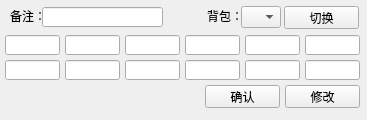
This is code/seer_lander_ui_free_pack.ui in GimTT/PyQt5_seer_lander as Qt 5 draws it before an edit. The edited form follows.
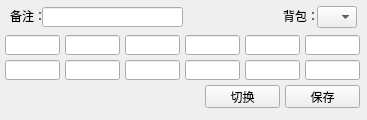
This is the edited form.

```diff
--- a/code/seer_lander_ui_free_pack.ui
+++ b/code/seer_lander_ui_free_pack.ui
@@ -24,7 +24,7 @@
      </rect>
     </property>
     <property name="text">
-     <string>确认</string>
+     <string>切换</string>
     </property>
    </widget>
    <widget class="QPushButton" name="packbuttonc">
@@ -37,7 +37,7 @@
      </rect>
     </property>
     <property name="text">
-     <string>修改</string>
+     <string>保存</string>
     </property>
    </widget>
    <widget class="QLineEdit" name="packgenie1">
@@ -212,30 +212,17 @@
    <widget class="QComboBox" name="packswitch">
     <property name="geometry">
      <rect>
-      <x>241</x>
+      <x>317</x>
       <y>6</y>
       <width>40</width>
       <height>22</height>
      </rect>
     </property>
    </widget>
-   <widget class="QPushButton" name="packswbutton">
-    <property name="geometry">
-     <rect>
-      <x>284</x>
-      <y>6</y>
-      <width>75</width>
-      <height>23</height>
-     </rect>
-    </property>
-    <property name="text">
-     <string>切换</string>
-    </property>
-   </widget>
    <widget class="QLabel" name="label_2">
     <property name="geometry">
      <rect>
-      <x>207</x>
+      <x>283</x>
       <y>10</y>
       <width>54</width>
       <height>12</height>
@@ -250,7 +237,7 @@
      <rect>
       <x>42</x>
       <y>7</y>
-      <width>121</width>
+      <width>141</width>
       <height>20</height>
      </rect>
     </property>
```
Left out of the diff: 4 changed lines with no effect on the pictures.
